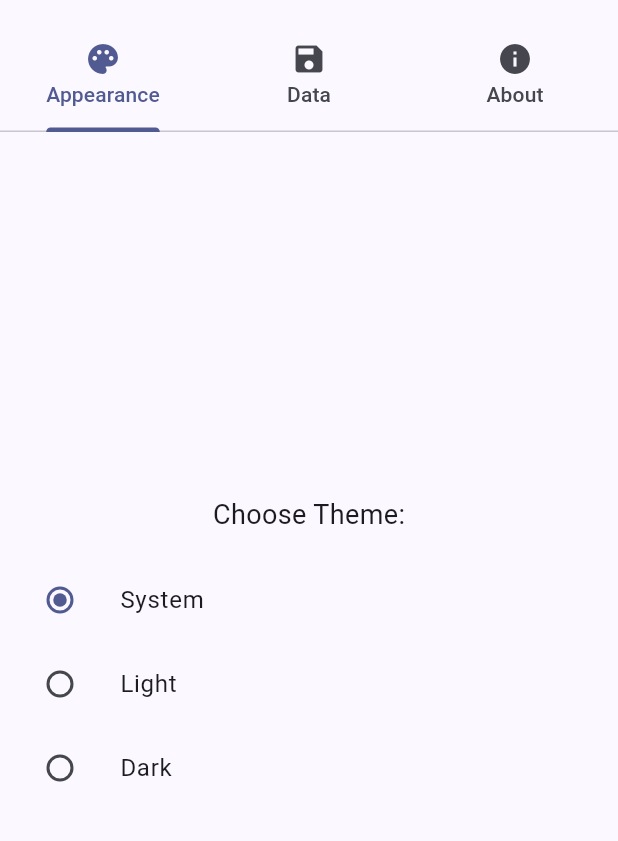
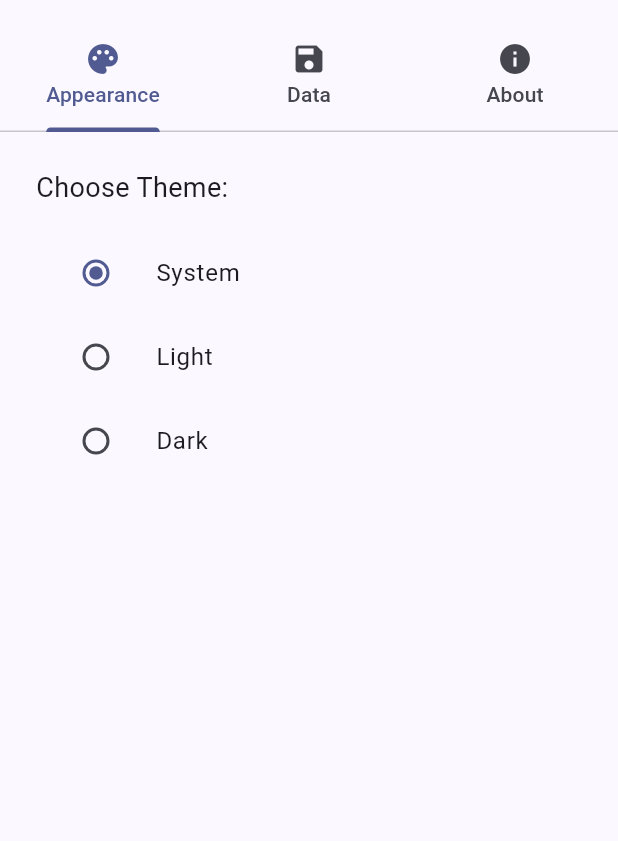
Before and after one commit to phnthnhnm/evc, a Flutter app: the SettingsScreen screen opened directly, on a phone screen of 412 x 824 dp, the part 63-904 px from its top. Run offline on Flutter 3.47's test engine with Material 3 defaults, Android fonts, the phone set to English and light mode, and no system bars; our stand-ins replace file_picker, package_info_plus, shared_preferences; missing offline and left inert: window_manager; accounts and stored records are empty.

Commit message:
style(settings): align content to the top left and add padding for better layout

```diff
--- a/lib/screens/settings/appearance_tab.dart
+++ b/lib/screens/settings/appearance_tab.dart
@@ -9,8 +9,12 @@ class AppearanceTab extends StatelessWidget {
   @override
   Widget build(BuildContext context) {
     final themeProvider = Provider.of<ThemeProvider>(context);
-    return Column(
-      mainAxisAlignment: MainAxisAlignment.center,
+    return Align(
+      alignment: Alignment.topLeft,
+      child: Padding(
+        padding: const EdgeInsets.only(top: 24, left: 24, right: 24),
+        child: Column(
+          crossAxisAlignment: CrossAxisAlignment.start,
           children: [
             const Text('Choose Theme:', style: TextStyle(fontSize: 18)),
             const SizedBox(height: 16),
@@ -18,6 +22,7 @@ class AppearanceTab extends StatelessWidget {
               groupValue: themeProvider.themeMode,
               onChanged: (ThemeMode? mode) => themeProvider.setThemeMode(mode!),
               child: Column(
+                crossAxisAlignment: CrossAxisAlignment.start,
                 children: [
                   ListTile(
                     title: const Text('System'),
@@ -35,6 +40,8 @@ class AppearanceTab extends StatelessWidget {
               ),
             ),
           ],
+        ),
+      ),
     );
   }
 }
```
Also changed, not shown: lib/screens/settings/data_tab.dart (+6 -2 lines). Lines whose indentation alone changed are shown as unchanged.
